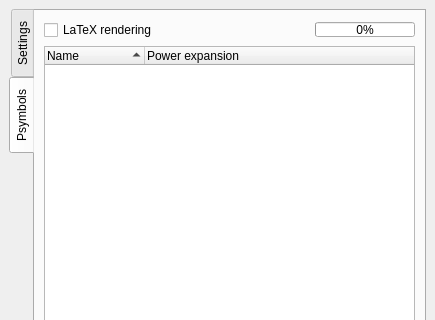
Qt form pyranha/Gui/__panelWidget.ui (7ofNine/piranha) before a commit; both pictures show x 0 to 435 and y 0 to 320 of the 435 by 467 pixel window.
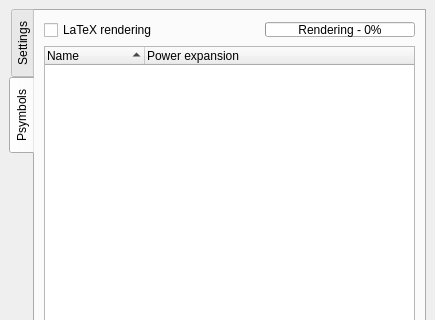
The same form after that commit. The open tabs and pages were chosen to show the change. Icons and pictures are not drawn.

Commit message:
Add QMutex in rendering code.
Let's try this one to solve the problem of mis-rendered symbols...

The edit to the form file:
```diff
--- a/pyranha/Gui/__panelWidget.ui
+++ b/pyranha/Gui/__panelWidget.ui
@@ -267,13 +267,13 @@
          </property>
          <property name="minimumSize" >
           <size>
-           <width>100</width>
+           <width>150</width>
            <height>15</height>
           </size>
          </property>
          <property name="maximumSize" >
           <size>
-           <width>100</width>
+           <width>150</width>
            <height>15</height>
           </size>
          </property>
@@ -286,6 +286,9 @@
          <property name="orientation" >
           <enum>Qt::Horizontal</enum>
          </property>
+         <property name="format" >
+          <string>Rendering - %p%</string>
+         </property>
         </widget>
        </item>
        <item row="1" column="0" colspan="2" >
```
Left out of the diff: 2 changed lines with no effect on the pictures. The commit also changes 1 other file.
